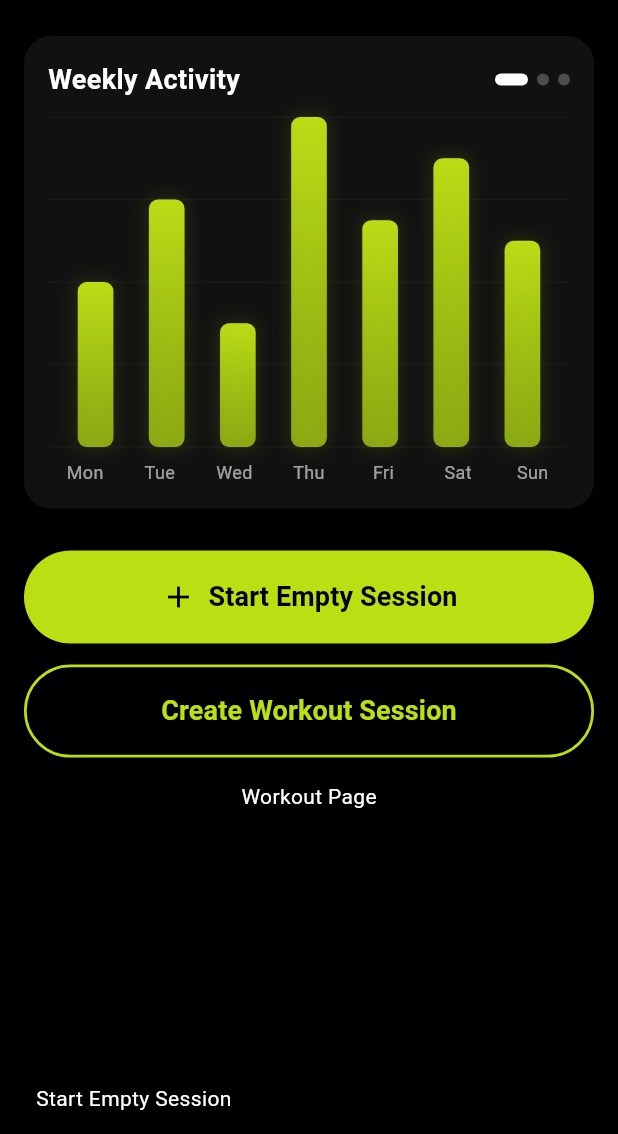
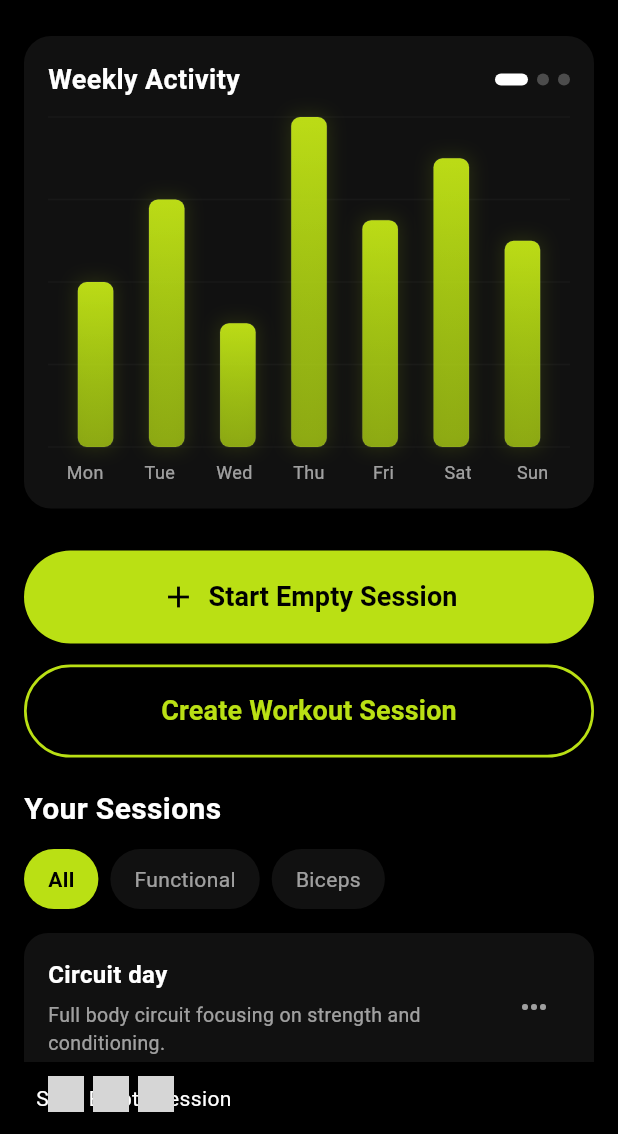
Before and after one commit to sanjaysagar12/heracle_application, a Flutter app: the WorkoutPage screen opened directly, after a tap on "Start Empty Session", on a phone screen of 412 x 824 dp, the part 102-1236 px from its top. Run offline on Flutter 3.47's test engine with Material 3 defaults, Android fonts, the phone set to English and light mode, and no system bars; our stand-ins replace dio, flutter_dotenv, flutter_svg, google_sign_in, jwt_decoder, shared_preferences; accounts and stored records are empty; network calls fail; grey boxes are pictures that could not be loaded.

Commit message:
feat: Implement session management with Session and SessionRepository classes, and add SessionsSection widget to display workout sessions

```diff
--- a/lib/src/workout/data/session_repository.dart
+++ b/lib/src/workout/data/session_repository.dart
@@ -0,0 +1,52 @@
+class Session {
+  final String id;
+  final String title;
+  final String content;
+  final String category;
+  final List<String> avatars;
+  final int exercisesCount;
+
+  Session({
+    required this.id,
+    required this.title,
+    required this.content,
+    required this.category,
+    required this.avatars,
+    required this.exercisesCount,
+  });
+}
+
+class SessionRepository {
+  SessionRepository();
+
+  Future<List<Session>> getSessions() async {
+    await Future.delayed(const Duration(milliseconds: 350));
+    return [
+      Session(
+        id: 's1',
+        title: 'Circuit day',
+        content: 'Full body circuit focusing on strength and conditioning.',
+        category: 'Functional',
+        avatars: [
+          'https://i.pravatar.cc/150?img=1',
+          'https://i.pravatar.cc/150?img=2',
+          'https://i.pravatar.cc/150?img=3',
+        ],
+        exercisesCount: 4,
+      ),
+      Session(
+        id: 's2',
+        title: 'Chest day 1',
+        content: 'Heavy presses and perfect form. Focus on tempo and full range.',
+        category: 'Biceps',
+        avatars: [
+          'https://i.pravatar.cc/150?img=4',
+          'https://i.pravatar.cc/150?img=5',
+          'https://i.pravatar.cc/150?img=6',
+        ],
+        exercisesCount: 5,
+      ),
+      // add more mock sessions as needed
+    ];
+  }
+}
--- a/lib/src/workout/presentation/workout_page.dart
+++ b/lib/src/workout/presentation/workout_page.dart
@@ -5,6 +5,7 @@ import '../../../core/theme/app_colors.dart';
 import '../widgets/bar_chart_card.dart';
 import '../data/progress_repository.dart'; // new import
 import './tab/select_workouts_tab.dart'; // navigation target
+import '../widgets/sessions_section.dart'; // added
 
 class WorkoutPage extends StatefulWidget {
   const WorkoutPage({super.key});
@@ -143,13 +144,9 @@ class _WorkoutPageState extends State<WorkoutPage> {
                       ],
                     ),
                   ),
-                  const SizedBox(height: 16),
-                  const Center(
-                    child: Text(
-                      "Workout Page",
-                      style: TextStyle(color: Colors.white),
-                    ),
-                  ),
+                  const SizedBox(height: 12),
+                  // Sessions section (moved to its own widget & data layer)
+                  const SessionsSection(),
                 ],
               ),
             ),
--- /dev/null
+++ b/lib/src/workout/widgets/sessions_section.dart
@@ -0,0 +1,186 @@
+import 'package:flutter/material.dart';
+import '../../../core/theme/app_colors.dart';
+import '../data/session_repository.dart';
+
+class SessionsSection extends StatefulWidget {
+  final SessionRepository? repository;
+
+  const SessionsSection({super.key, this.repository});
+
+  @override
+  State<SessionsSection> createState() => _SessionsSectionState();
+}
+
+class _SessionsSectionState extends State<SessionsSection> {
+  late final SessionRepository _repo;
+  List<Session> _sessions = [];
+  bool _isLoading = true;
+  String _selectedFilter = 'All';
+  List<String> _filters = ['All'];
+
+  @override
+  void initState() {
+    super.initState();
+    _repo = widget.repository ?? SessionRepository();
+    _loadSessions();
+  }
+
+  Future<void> _loadSessions() async {
+    try {
+      final data = await _repo.getSessions();
+      final cats = <String>{};
+      for (var s in data) cats.add(s.category);
+      setState(() {
+        _sessions = data;
+        _filters = ['All', ...cats.toList()];
+        _isLoading = false;
+      });
+    } catch (_) {
+      setState(() => _isLoading = false);
+    }
+  }
+
+  List<Session> get _filteredSessions {
+    if (_selectedFilter == 'All') return _sessions;
+    return _sessions.where((s) => s.category == _selectedFilter).toList();
+  }
+
+  @override
+  Widget build(BuildContext context) {
+    if (_isLoading) {
+      return Padding(
+        padding: const EdgeInsets.all(16.0),
+        child: Center(child: CircularProgressIndicator(color: AppColors.primary)),
+      );
+    }
+
+    return Padding(
+      padding: const EdgeInsets.fromLTRB(16, 8, 16, 24),
+      child: Column(
+        crossAxisAlignment: CrossAxisAlignment.start,
+        children: [
+          const Text(
+            'Your Sessions',
+            style: TextStyle(
+              color: AppColors.pureWhite,
+              fontSize: 20,
+              fontWeight: FontWeight.bold,
+            ),
+          ),
+          const SizedBox(height: 12),
+          SizedBox(
+            height: 40,
+            child: ListView.separated(
+              scrollDirection: Axis.horizontal,
+              itemCount: _filters.length,
+              separatorBuilder: (_, __) => const SizedBox(width: 8),
+              itemBuilder: (context, i) {
+                final label = _filters[i];
+                final selected = label == _selectedFilter;
+                return GestureDetector(
+                  onTap: () => setState(() => _selectedFilter = label),
+                  child: Container(
+                    padding: const EdgeInsets.symmetric(horizontal: 16, vertical: 8),
+                    decoration: BoxDecoration(
+                      color: selected ? AppColors.primary : AppColors.black100,
+                      borderRadius: BorderRadius.circular(20),
+                    ),
+                    child: Center(
+                      child: Text(
+                        label,
+                        style: TextStyle(
+                          color: selected ? AppColors.black : AppColors.white60,
+                          fontSize: 14,
+                          fontWeight: selected ? FontWeight.w700 : FontWeight.normal,
+                        ),
+                      ),
+                    ),
+                  ),
+                );
+              },
+            ),
+          ),
+          const SizedBox(height: 16),
+          Column(
+            children: _filteredSessions.map((s) => _buildSessionCard(s)).toList(),
+          ),
+        ],
+      ),
+    );
+  }
+
+  Widget _buildSessionCard(Session s) {
+    return Container(
+      margin: const EdgeInsets.only(bottom: 12),
+      padding: const EdgeInsets.all(16),
+      decoration: BoxDecoration(
+        color: AppColors.black100,
+        borderRadius: BorderRadius.circular(16),
+      ),
+      child: Column(
+        crossAxisAlignment: CrossAxisAlignment.start,
+        children: [
+          Row(
+            children: [
+              Expanded(
+                child: Column(
+                  crossAxisAlignment: CrossAxisAlignment.start,
+                  children: [
+                    Text(
+                      s.title,
+                      style: const TextStyle(
+                        color: AppColors.pureWhite,
+                        fontSize: 16,
+                        fontWeight: FontWeight.bold,
+                      ),
+                    ),
+                    const SizedBox(height: 6),
+                    Text(
+                      s.content,
+                      style: const TextStyle(color: AppColors.white60, fontSize: 13),
+                      maxLines: 2,
+                      overflow: TextOverflow.ellipsis,
+                    ),
+                  ],
+                ),
+              ),
+              IconButton(
+                onPressed: () {},
+                icon: const Icon(Icons.more_horiz, color: AppColors.white60),
+              ),
+            ],
+          ),
+          const SizedBox(height: 12),
+          Row(
+            children: [
+              ...s.avatars.take(3).map((a) => Padding(
+                padding: const EdgeInsets.only(right: 6),
+                child: CircleAvatar(radius: 12, backgroundImage: NetworkImage(a)),
+              )),
+              const SizedBox(width: 8),
+              Text('${s.exercisesCount}+ exercises', style: const TextStyle(color: AppColors.white60)),
+            ],
+          ),
+          const SizedBox(height: 12),
+          SizedBox(
+            width: double.infinity,
+            child: ElevatedButton(
+              onPressed: () {
+                ScaffoldMessenger.of(context).showSnackBar(SnackBar(content: Text('Start ${s.title}')));
+              },
+              style: ElevatedButton.styleFrom(
+                backgroundColor: AppColors.primary,
+                padding: const EdgeInsets.symmetric(vertical: 14),
+                shape: RoundedRectangleBorder(borderRadius: BorderRadius.circular(12)),
+              ),
+              child: const Text(
+                'Start Session',
+                style: TextStyle(color: AppColors.black, fontSize: 16, fontWeight: FontWeight.w700),
+              ),
+            ),
+          ),
+        ],
+      ),
+    );
+  }
+}
```
